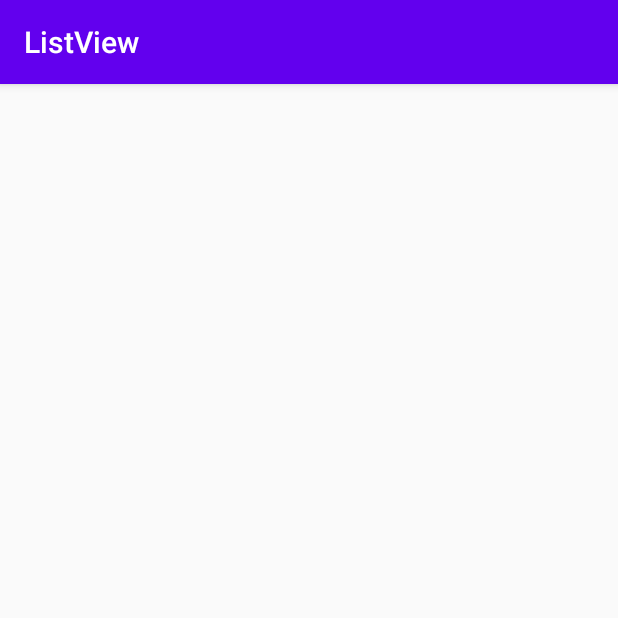
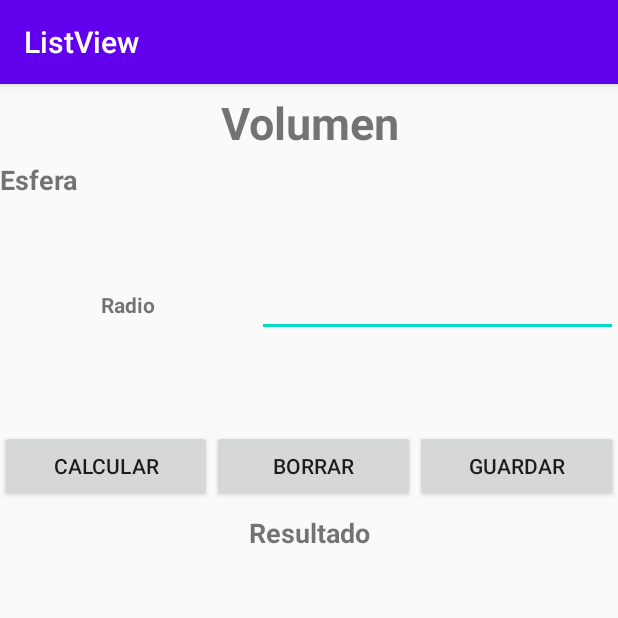
Before and after one commit to GermanVq/listview-android-studio, an Android app: the Esfera screen opened directly, with no data from a screen before it, on a phone screen of 412 x 824 dp, the top half of it. Run offline under Robolectric (Android 15) with nearby library versions, the phone set to English and light mode, and no system bars.

Commit message:
sphere volume added functionality and interface

```diff
--- a/app/src/main/res/layout/activity_esfera.xml
+++ b/app/src/main/res/layout/activity_esfera.xml
@@ -1,9 +1,104 @@
 <?xml version="1.0" encoding="utf-8"?>
-<androidx.constraintlayout.widget.ConstraintLayout xmlns:android="http://schemas.android.com/apk/res/android"
+<LinearLayout xmlns:android="http://schemas.android.com/apk/res/android"
     xmlns:app="http://schemas.android.com/apk/res-auto"
     xmlns:tools="http://schemas.android.com/tools"
     android:layout_width="match_parent"
     android:layout_height="match_parent"
+    android:orientation="vertical"
     tools:context=".Esfera">
 
-</androidx.constraintlayout.widget.ConstraintLayout>
+    <TextView
+        android:id="@+id/textView16"
+        android:layout_width="match_parent"
+        android:layout_height="51dp"
+        android:gravity="center"
+        android:text="@string/volumen"
+        android:textSize="30sp"
+        android:textStyle="bold" />
+
+    <TextView
+        android:id="@+id/textView20"
+        android:layout_width="match_parent"
+        android:layout_height="72dp"
+        android:text="@string/esfera"
+        android:textSize="18sp"
+        android:textStyle="bold" />
+
+    <LinearLayout
+        android:layout_width="match_parent"
+        android:layout_height="107dp"
+        android:orientation="horizontal">
+
+        <TextView
+            android:id="@+id/textView22"
+            android:layout_width="wrap_content"
+            android:layout_height="wrap_content"
+            android:layout_weight="1"
+            android:gravity="center"
+            android:text="@string/radio"
+            android:textStyle="bold" />
+
+        <EditText
+            android:id="@+id/txtRadio"
+            android:layout_width="105dp"
+            android:layout_height="wrap_content"
+            android:layout_weight="1"
+            android:ems="10"
+            android:gravity="center"
+            android:inputType="numberDecimal" />
+    </LinearLayout>
+
+    <LinearLayout
+        android:layout_width="match_parent"
+        android:layout_height="wrap_content"
+        android:orientation="horizontal">
+
+        <Button
+            android:id="@+id/btnCalcular"
+            android:layout_width="wrap_content"
+            android:layout_height="wrap_content"
+            android:layout_weight="1"
+            android:onClick="calcular"
+            android:text="@string/calcular" />
+
+        <Button
+            android:id="@+id/btnBorrar"
+            android:layout_width="wrap_content"
+            android:layout_height="wrap_content"
+            android:layout_weight="1"
+            android:onClick="limpiar"
+            android:text="@string/borrar" />
+
+        <Button
+            android:id="@+id/btnGuardar"
+            android:layout_width="wrap_content"
+            android:layout_height="wrap_content"
+            android:layout_weight="1"
+            android:onClick="guardar"
+            android:text="@string/guardar" />
+    </LinearLayout>
+
+    <LinearLayout
+        android:layout_width="match_parent"
+        android:layout_height="match_parent"
+        android:orientation="vertical">
+
+        <TextView
+            android:id="@+id/textView23"
+            android:layout_width="match_parent"
+            android:layout_height="41dp"
+            android:gravity="center"
+            android:text="@string/resultado"
+            android:textSize="18sp"
+            android:textStyle="bold" />
+
+        <TextView
+            android:id="@+id/lblResultado"
+            android:layout_width="match_parent"
+            android:layout_height="80dp"
+            android:gravity="center"
+            android:textSize="24sp"
+            android:textStyle="bold" />
+
+    </LinearLayout>
+</LinearLayout>
--- a/app/src/main/res/values/strings.xml
+++ b/app/src/main/res/values/strings.xml
@@ -27,6 +27,7 @@
     <string name="lado">Lado</string>
     <string name="guardar">Guardar</string>
     <string name="area_guardada">Área guardada</string>
+    <string name="volumen_guardado">Volumen guardado</string>
     <string name="error_calcular">No se pudo calcular porfavor ingresar campos necesarios</string>
     <string name="error_guardar">No se pudo guardar porfavor ingresar campos necesarios</string>
     <string name="radio">Radio</string>
```
Also changed, not shown: app/src/main/java/com/example/listview/Esfera.java (+57 -1 lines).
